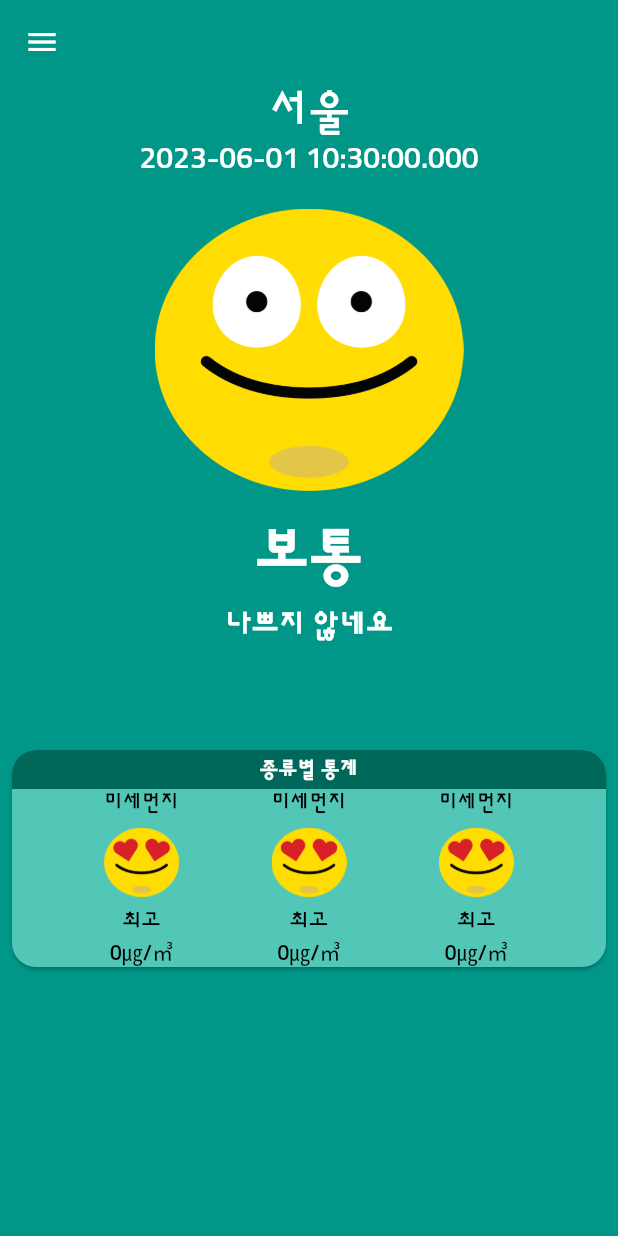
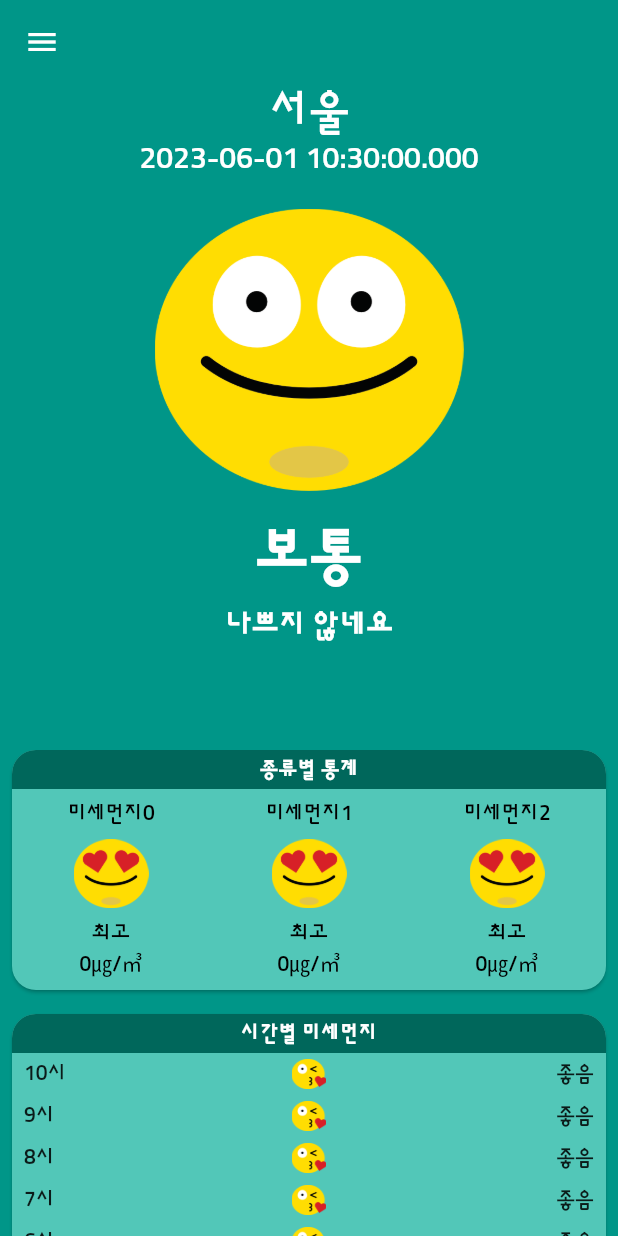
Before and after one commit to kimjunyeob95/flutter_study, a Flutter app: the screen it shows after launch, on a phone screen of 412 x 824 dp. Run offline on Flutter 3.47's test engine with Material 2 defaults, Android fonts, the phone set to English and light mode, and no system bars; our stand-ins replace drift, geolocator, get_it, google_maps_flutter, image_picker, permission_handler and 3 more; missing offline and left inert: agora_rtc_engine; accounts and stored records are empty; generated files the repository leaves out were written again.

Commit message:
2023-06-02 home Layout 작업

```diff
--- /dev/null
+++ b/dusty_dust/lib/component/card_title.dart
@@ -0,0 +1,26 @@
+import 'package:dusty_dust/const/colors.dart';
+import 'package:flutter/material.dart';
+
+class CardTitle extends StatelessWidget {
+  final String title;
+
+  const CardTitle({required this.title, Key? key}) : super(key: key);
+
+  @override
+  Widget build(BuildContext context) {
+    return Container(
+        decoration: const BoxDecoration(
+            color: darkColor,
+            borderRadius: BorderRadius.only(
+                topLeft: Radius.circular(16.0),
+                topRight: Radius.circular(16.0))),
+        child: Padding(
+          padding: const EdgeInsets.all(4.0),
+          child: Text(
+            title,
+            textAlign: TextAlign.center,
+            style: const TextStyle(color: Colors.white, fontWeight: FontWeight.w700),
+          ),
+        ));
+  }
+}
--- /dev/null
+++ b/dusty_dust/lib/component/category_card.dart
@@ -0,0 +1,40 @@
+import 'package:dusty_dust/component/main_card.dart';
+import 'package:flutter/material.dart';
+
+import 'card_title.dart';
+import 'main_stat.dart';
+
+class CategoryCard extends StatelessWidget {
+  const CategoryCard({Key? key}) : super(key: key);
+
+  @override
+  Widget build(BuildContext context) {
+    return SizedBox(
+      height: 160,
+      child: MainCard(
+        child: LayoutBuilder(builder: (context, constraint) {
+          return Column(
+            crossAxisAlignment: CrossAxisAlignment.stretch,
+            children: [
+              CardTitle(title: "종류별 통계",),
+              Expanded(
+                child: ListView(
+                  scrollDirection: Axis.horizontal,
+                  physics: const PageScrollPhysics(),
+                  children: List.generate(
+                      20,
+                      (index) => MainStat(
+                          width: constraint.maxWidth / 3,
+                          category: "미세먼지$index",
+                          imgPath: "asset/img/best.png",
+                          level: "최고",
+                          stat: "0㎍/㎥")),
+                ),
+              )
+            ],
+          );
+        }),
+      ),
+    );
+  }
+}
--- /dev/null
+++ b/dusty_dust/lib/component/main_card.dart
@@ -0,0 +1,19 @@
+import 'package:dusty_dust/const/colors.dart';
+import 'package:flutter/material.dart';
+
+class MainCard extends StatelessWidget {
+  final Widget child;
+
+  const MainCard({required this.child, Key? key}) : super(key: key);
+
+  @override
+  Widget build(BuildContext context) {
+    return Card(
+      margin: const EdgeInsets.symmetric(horizontal: 8.0),
+      color: lightColor,
+      shape: const RoundedRectangleBorder(
+          borderRadius: BorderRadius.all(Radius.circular(16.0))),
+      child: child ,
+    );
+  }
+}
--- a/dusty_dust/lib/component/main_stat.dart
+++ b/dusty_dust/lib/component/main_stat.dart
@@ -5,8 +5,11 @@ class MainStat extends StatelessWidget {
   final String imgPath;
   final String level;
   final String stat;
+  final double width;
 
-  MainStat({required this.category,
+  const MainStat({
+    required this.width,
+    required this.category,
     required this.imgPath,
     required this.level,
     required this.stat,
@@ -17,7 +20,10 @@ class MainStat extends StatelessWidget {
   Widget build(BuildContext context) {
     final ts = TextStyle(color: Colors.black);
 
-    return Column(
+    return SizedBox(
+      width: width,
+      child: Column(
+        mainAxisAlignment: MainAxisAlignment.center,
         children: [
           Text(
             category,
@@ -32,6 +38,7 @@ class MainStat extends StatelessWidget {
           Text(level, style: ts,),
           Text(stat, style: ts,),
         ],
+      ),
     );
   }
 }
--- a/dusty_dust/lib/screen/home_screen.dart
+++ b/dusty_dust/lib/screen/home_screen.dart
@@ -1,4 +1,7 @@
+import 'package:dusty_dust/component/card_title.dart';
+import 'package:dusty_dust/component/category_card.dart';
 import 'package:dusty_dust/component/main_app_bar.dart';
+import 'package:dusty_dust/component/main_card.dart';
 import 'package:dusty_dust/component/main_drawer.dart';
 import 'package:dusty_dust/component/main_stat.dart';
 import 'package:dusty_dust/const/colors.dart';
@@ -19,53 +22,51 @@ class HomeScreen extends StatelessWidget {
             child: Column(
               crossAxisAlignment: CrossAxisAlignment.stretch,
               children: [
-                Card(
-                  margin: const EdgeInsets.symmetric(horizontal: 8.0),
-                  color: lightColor,
-                  shape: const RoundedRectangleBorder(
-                      borderRadius: BorderRadius.all(Radius.circular(16.0))),
+                CategoryCard(),
+                const SizedBox(
+                  height: 16.0,
+                ),
+                MainCard(
                     child: Column(
                   crossAxisAlignment: CrossAxisAlignment.stretch,
                   children: [
-                      Container(
-                          decoration: const BoxDecoration(
-                              color: darkColor,
-                              borderRadius: BorderRadius.only(
-                                  topLeft: Radius.circular(16.0),
-                                  topRight: Radius.circular(16.0))),
-                          child: const Padding(
-                            padding: EdgeInsets.all(4.0),
+                    CardTitle(
+                      title: "시간별 미세먼지",
+                    ),
+                    Column(
+                      children: List.generate(24, (index) {
+                        final now = DateTime.now();
+                        final hour = now.hour;
+                        int currentHour = hour - index;
+
+                        // 3 2 1 0 23 22 형식으로 시간을 표현
+                        if (currentHour < 0) {
+                          currentHour += 24;
+                        }
+                        return Padding(
+                          padding: const EdgeInsets.symmetric(
+                              horizontal: 8.0, vertical: 4.0),
+                          child: Row(
+                            children: [
+                              Expanded(child: Text("$currentHour시")),
+                              Expanded(
+                                child: Image.asset(
+                                  "asset/img/good.png",
+                                  height: 20.0,
+                                ),
+                              ),
+                              Expanded(
                                   child: Text(
-                              "종류별 통계",
-                              textAlign: TextAlign.center,
-                              style: TextStyle(
-                                  color: Colors.white,
-                                  fontWeight: FontWeight.w700),
+                                "좋음",
+                                textAlign: TextAlign.right,
+                              ))
+                            ],
                           ),
-                          )),
-                      Row(
-                        mainAxisAlignment: MainAxisAlignment.spaceEvenly,
-                        children: [
-                          MainStat(
-                              category: "미세먼지",
-                              imgPath: "asset/img/best.png",
-                              level: "최고",
-                              stat: "0㎍/㎥"),
-                          MainStat(
-                              category: "미세먼지",
-                              imgPath: "asset/img/best.png",
-                              level: "최고",
-                              stat: "0㎍/㎥"),
-                          MainStat(
-                              category: "미세먼지",
-                              imgPath: "asset/img/best.png",
-                              level: "최고",
-                              stat: "0㎍/㎥")
-                        ],
+                        );
+                      }),
                     )
                   ],
-                  ),
-                )
+                ))
               ],
             ),
           )
```
Lines whose indentation alone changed are shown as unchanged.
